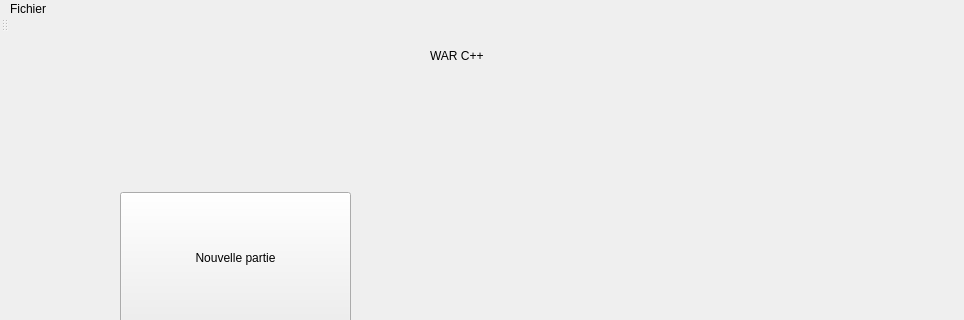
This is warCPP/mainwindow.ui in jcambray/ProjetWarCPP as Qt 5 draws it before an edit; both pictures show x 0 to 964 and y 0 to 320 of the 964 by 601 pixel window. The edited form follows.
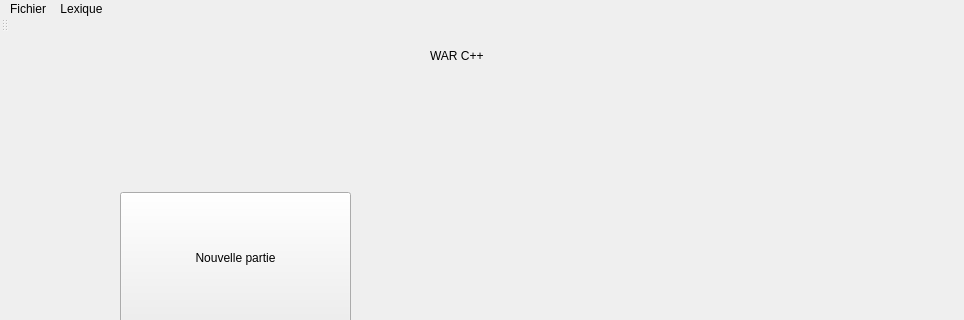
This is the edited form. Icons and pictures are not drawn.

```diff
--- a/warCPP/mainwindow.ui
+++ b/warCPP/mainwindow.ui
@@ -72,7 +72,17 @@
     <addaction name="actionCharger_Partie"/>
     <addaction name="actionQuitter"/>
    </widget>
+   <widget class="QMenu" name="menuLexique">
+    <property name="title">
+     <string>Lexique</string>
+    </property>
+    <addaction name="actionR_gles"/>
+    <addaction name="actionR_gions"/>
+    <addaction name="actionPeuples"/>
+    <addaction name="actionPouvoirs"/>
+   </widget>
    <addaction name="menuFichier"/>
+   <addaction name="menuLexique"/>
   </widget>
   <widget class="QToolBar" name="mainToolBar">
    <attribute name="toolBarArea">
```
Left out of the diff: 20 changed lines with no effect on the pictures.
